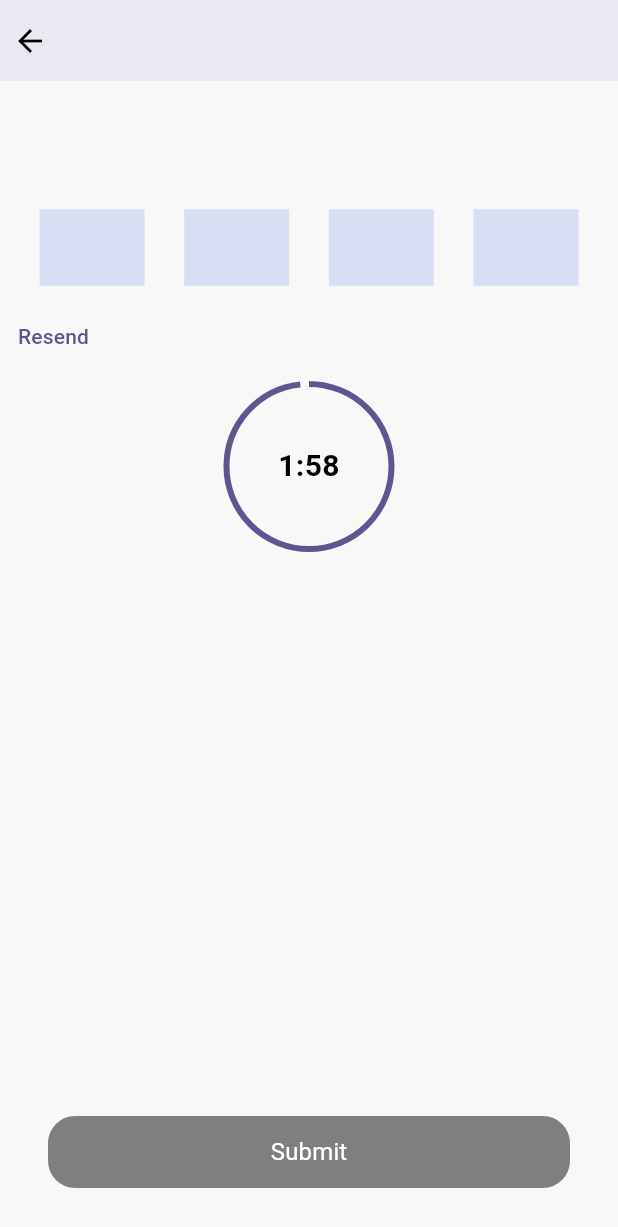
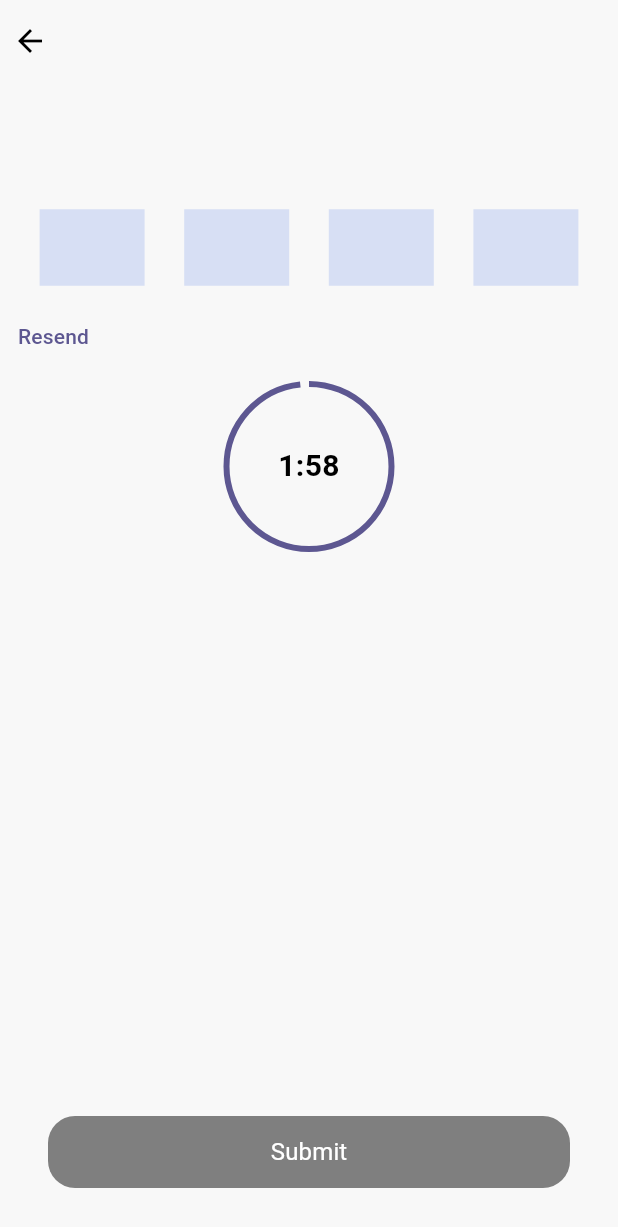
Before and after one commit to lightion/black_pearl_admin, a Flutter app: the LoginVerificationScreen screen opened by its route, on a phone screen of 412 x 824 dp. Shown: the top 1227 px of the screen. Run offline on Flutter 3.47's test engine with Material 3 defaults, Android fonts, the phone set to English and light mode, and no system bars; our stand-ins replace beamer, flutter_secure_storage, get_it; accounts and stored records are empty; network calls fail.

Commit message:
Day 5: Removed Appbar as per UI

```diff
--- a/core/lib/widgets/app_bar_widget.dart
+++ b/core/lib/widgets/app_bar_widget.dart
@@ -8,6 +8,7 @@ class AppBarWidget extends StatefulWidget implements PreferredSizeWidget {
   final Widget? leading;
   final List<Widget>? actionList;
   final bool? centerTitle;
+  final bool? hideAppBar;
   final Color? backgroundColor;
 
   AppBarWidget({
@@ -15,6 +16,7 @@ class AppBarWidget extends StatefulWidget implements PreferredSizeWidget {
     this.leading,
     this.actionList,
     this.centerTitle,
+    this.hideAppBar,
     this.backgroundColor,
   }) : super(key: Key(message));
 
@@ -41,9 +43,9 @@ class _AppBarWidgetState extends State<AppBarWidget> {
           leadingWidth: AppConstants.thirtyFive,
           actions: widget.actionList,
           toolbarHeight: AppConstants.appBarHeight,
-          backgroundColor: widget.backgroundColor ?? ColorConstants.white,
+          backgroundColor: widget.backgroundColor ?? Colors.transparent,
           centerTitle: widget.centerTitle ?? true,
-          elevation: AppConstants.ten,
+          elevation: widget.hideAppBar ?? false ? 0 : AppConstants.ten,
         )
       ],
     );
--- a/lib/presentation/login/screen/login_verification_sreen.dart
+++ b/lib/presentation/login/screen/login_verification_sreen.dart
@@ -32,7 +32,8 @@ class _LoginVerificationScreenState extends State<LoginVerificationScreen> {
             Beamer.of(context).beamBack();
           },
         ),
-        backgroundColor: Colors.white,
+        backgroundColor: Colors.transparent,
+        hideAppBar: true,
       ),
       body: Column(
         children: [
--- a/lib/presentation/login/widgets/login_mobile_widget.dart
+++ b/lib/presentation/login/widgets/login_mobile_widget.dart
@@ -60,7 +60,9 @@ class _LoginMobileWidgetState extends State<LoginMobileWidget> {
         ),
         Expanded(
           child: Align(
-            alignment: const Alignment(0.0, 0.9),
+            alignment: const Alignment(0.0, 0.8),
+            child: Padding(
+              padding: const EdgeInsets.all(8.0),
               child: ValueListenableBuilder(
                 valueListenable: textEditingController,
                 builder: (context, value, child) {
@@ -78,6 +80,7 @@ class _LoginMobileWidgetState extends State<LoginMobileWidget> {
               ),
             ),
           ),
+        ),
       ],
     );
   }
```
Lines whose indentation alone changed are shown as unchanged.
